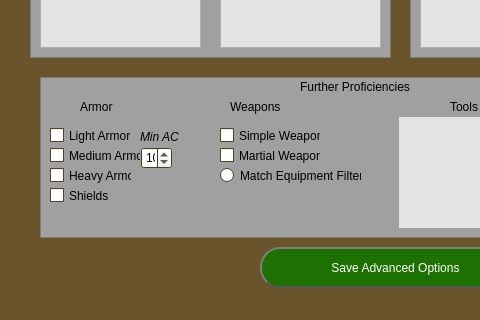
First picture: the form in FirstDraft/Visuals/QtFiles/AdvancedFiltersMenu.ui, repository BenPidge/Dissertation-Repository, before the edit; both pictures show x 0 to 480 and y 383 to 703 of the 809 by 703 pixel window.
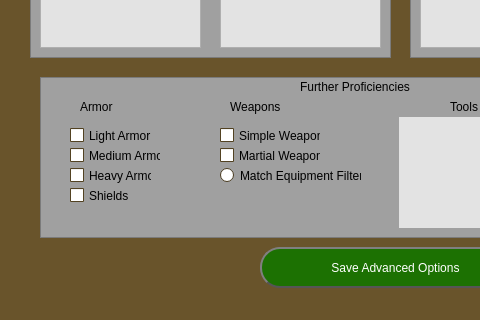
Second picture: the form after the edit. Icons and pictures are not drawn.

Patch:
```diff
--- a/FirstDraft/Visuals/QtFiles/AdvancedFiltersMenu.ui
+++ b/FirstDraft/Visuals/QtFiles/AdvancedFiltersMenu.ui
@@ -576,7 +576,7 @@
    <widget class="QCheckBox" name="lightArmorBtn">
     <property name="geometry">
      <rect>
-      <x>50</x>
+      <x>70</x>
       <y>510</y>
       <width>82</width>
       <height>17</height>
@@ -589,7 +589,7 @@
    <widget class="QCheckBox" name="mediumArmorBtn">
     <property name="geometry">
      <rect>
-      <x>50</x>
+      <x>70</x>
       <y>530</y>
       <width>91</width>
       <height>17</height>
@@ -602,7 +602,7 @@
    <widget class="QCheckBox" name="heavyArmorBtn">
     <property name="geometry">
      <rect>
-      <x>50</x>
+      <x>70</x>
       <y>550</y>
       <width>82</width>
       <height>17</height>
@@ -615,7 +615,7 @@
    <widget class="QCheckBox" name="shieldBtn">
     <property name="geometry">
      <rect>
-      <x>50</x>
+      <x>70</x>
       <y>570</y>
       <width>82</width>
       <height>17</height>
@@ -625,43 +625,6 @@
      <string>Shields</string>
     </property>
    </widget>
-   <widget class="QSpinBox" name="minACSpinner">
-    <property name="geometry">
-     <rect>
-      <x>141</x>
-      <y>530</y>
-      <width>31</width>
-      <height>22</height>
-     </rect>
-    </property>
-    <property name="minimum">
-     <number>5</number>
-    </property>
-    <property name="maximum">
-     <number>20</number>
-    </property>
-    <property name="value">
-     <number>10</number>
-    </property>
-   </widget>
-   <widget class="QLabel" name="minACLabel">
-    <property name="geometry">
-     <rect>
-      <x>140</x>
-      <y>510</y>
-      <width>41</width>
-      <height>20</height>
-     </rect>
-    </property>
-    <property name="font">
-     <font>
-      <italic>true</italic>
-     </font>
-    </property>
-    <property name="text">
-     <string>Min AC</string>
-    </property>
-   </widget>
    <widget class="QLabel" name="langAmntLabel">
     <property name="geometry">
      <rect>
```
Left out of the diff: 2 changed lines with no effect on the pictures.
